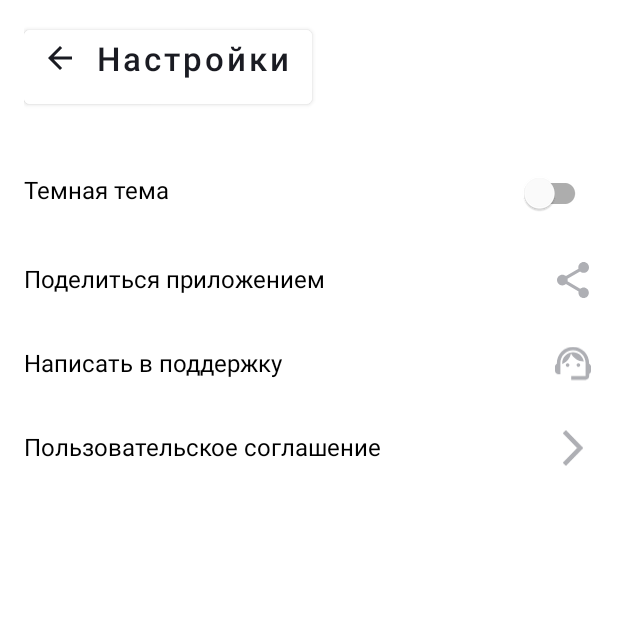
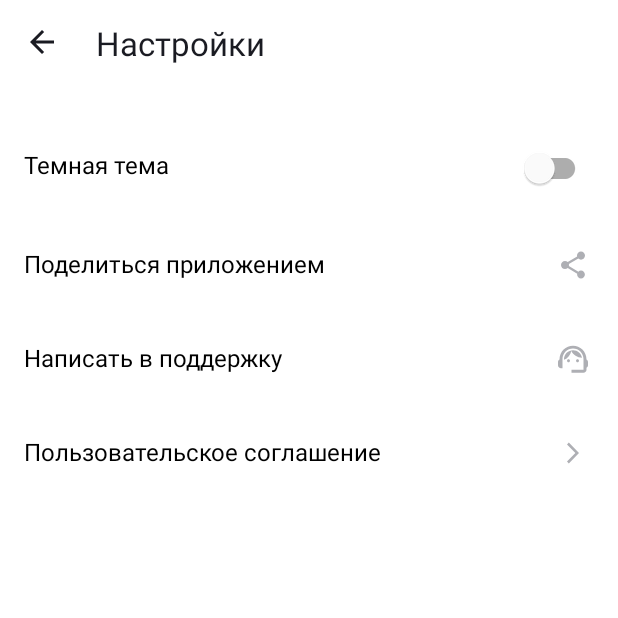
Before and after one commit to iarosch22/PlaylistMaker, an Android app: the SettingsActivity screen opened directly, with no data from a screen before it, on a phone screen of 412 x 824 dp, the top half of it. Run offline under Robolectric (Android 15) with nearby library versions, the phone set to English and light mode, and no system bars; 2 statements that could not run were skipped.

Commit message:
fix: fixies for review

```diff
--- a/app/src/main/java/com/practicum/playlistmaker/MainActivity.kt
+++ b/app/src/main/java/com/practicum/playlistmaker/MainActivity.kt
@@ -11,19 +11,18 @@ class MainActivity : AppCompatActivity() {
         setContentView(R.layout.activity_main)
 
         val btnSearch = findViewById<Button>(R.id.btn_search)
-        val btnLibrary = findViewById<Button>(R.id.btn_library)
-        val btnSettings = findViewById<Button>(R.id.btn_settings)
-
         btnSearch.setOnClickListener{
             val searchIntent = Intent(this@MainActivity, SearchActivity::class.java)
             startActivity(searchIntent)
         }
 
+        val btnLibrary = findViewById<Button>(R.id.btn_library)
         btnLibrary.setOnClickListener{
             val libraryIntent = Intent(this@MainActivity, LibraryActivity::class.java)
             startActivity(libraryIntent)
         }
 
+        val btnSettings = findViewById<Button>(R.id.btn_settings)
         btnSettings.setOnClickListener{
             val settingsIntent = Intent(this@MainActivity, SettingsActivity::class.java)
             startActivity(settingsIntent)
--- a/app/src/main/res/drawable/ic_arrow.xml
+++ b/app/src/main/res/drawable/ic_arrow.xml
@@ -1,9 +1,9 @@
 <vector xmlns:android="http://schemas.android.com/apk/res/android"
-    android:width="8dp"
-    android:height="14dp"
-    android:viewportWidth="8"
-    android:viewportHeight="14">
+    android:width="24dp"
+    android:height="24dp"
+    android:viewportWidth="24"
+    android:viewportHeight="24">
   <path
-      android:pathData="M0,12.748L1.213,14L8,7L1.213,0L0,1.252L5.573,7L0,12.748Z"
+      android:pathData="M8,17.749L9.213,19L16,12L9.213,5L8,6.252L13.573,12L8,17.749Z"
       android:fillColor="#AEAFB4"/>
 </vector>
--- a/app/src/main/res/drawable/ic_back.xml
+++ b/app/src/main/res/drawable/ic_back.xml
@@ -1,9 +1,13 @@
 <vector xmlns:android="http://schemas.android.com/apk/res/android"
-    android:width="16dp"
-    android:height="16dp"
-    android:viewportWidth="16"
-    android:viewportHeight="16">
-  <path
-      android:pathData="M16,7H3.83L9.42,1.41L8,0L0,8L8,16L9.41,14.59L3.83,9H16V7Z"
-      android:fillColor="#1A1B22"/>
+    android:width="24dp"
+    android:height="24dp"
+    android:viewportWidth="24"
+    android:viewportHeight="24">
+  <group>
+    <clip-path
+        android:pathData="M0,0h24v24h-24z"/>
+    <path
+        android:pathData="M20,11H7.83L13.42,5.41L12,4L4,12L12,20L13.41,18.59L7.83,13H20V11Z"
+        android:fillColor="#1A1B22"/>
+  </group>
 </vector>
--- a/app/src/main/res/drawable/ic_share.xml
+++ b/app/src/main/res/drawable/ic_share.xml
@@ -1,9 +1,9 @@
 <vector xmlns:android="http://schemas.android.com/apk/res/android"
-    android:width="16dp"
-    android:height="18dp"
-    android:viewportWidth="16"
-    android:viewportHeight="18">
+    android:width="24dp"
+    android:height="24dp"
+    android:viewportWidth="24"
+    android:viewportHeight="24">
   <path
-      android:pathData="M13.333,12.723C12.658,12.723 12.053,12.994 11.591,13.419L5.253,9.669C5.298,9.461 5.333,9.253 5.333,9.036C5.333,8.819 5.298,8.611 5.253,8.404L11.52,4.69C12,5.142 12.631,5.422 13.333,5.422C14.809,5.422 16,4.211 16,2.711C16,1.211 14.809,0 13.333,0C11.858,0 10.667,1.211 10.667,2.711C10.667,2.928 10.702,3.136 10.747,3.343L4.48,7.057C4,6.605 3.369,6.325 2.667,6.325C1.191,6.325 0,7.536 0,9.036C0,10.536 1.191,11.747 2.667,11.747C3.369,11.747 4,11.467 4.48,11.015L10.809,14.774C10.764,14.964 10.738,15.163 10.738,15.361C10.738,16.816 11.902,18 13.333,18C14.764,18 15.929,16.816 15.929,15.361C15.929,13.907 14.764,12.723 13.333,12.723Z"
+      android:pathData="M17.333,15.723C16.658,15.723 16.053,15.994 15.591,16.419L9.253,12.669C9.298,12.461 9.333,12.253 9.333,12.036C9.333,11.819 9.298,11.611 9.253,11.404L15.52,7.69C16,8.142 16.631,8.422 17.333,8.422C18.809,8.422 20,7.211 20,5.711C20,4.211 18.809,3 17.333,3C15.858,3 14.667,4.211 14.667,5.711C14.667,5.928 14.702,6.136 14.747,6.343L8.48,10.057C8,9.605 7.369,9.325 6.667,9.325C5.191,9.325 4,10.536 4,12.036C4,13.536 5.191,14.747 6.667,14.747C7.369,14.747 8,14.467 8.48,14.015L14.809,17.774C14.764,17.964 14.738,18.163 14.738,18.361C14.738,19.816 15.902,21 17.333,21C18.764,21 19.929,19.816 19.929,18.361C19.929,16.907 18.764,15.723 17.333,15.723Z"
       android:fillColor="#AEAFB4"/>
 </vector>
--- a/app/src/main/res/drawable/ic_support.xml
+++ b/app/src/main/res/drawable/ic_support.xml
@@ -1,18 +1,18 @@
 <vector xmlns:android="http://schemas.android.com/apk/res/android"
-    android:width="20dp"
-    android:height="19dp"
-    android:viewportWidth="20"
-    android:viewportHeight="19">
+    android:width="24dp"
+    android:height="24dp"
+    android:viewportWidth="24"
+    android:viewportHeight="24">
   <path
-      android:pathData="M19,9.32C19,3.83 14.74,0.1 10,0.1C5.31,0.1 1,3.75 1,9.38C0.4,9.72 0,10.36 0,11.1V13.1C0,14.2 0.9,15.1 2,15.1H3V9C3,5.13 6.13,2 10,2C13.87,2 17,5.13 17,9V16.1H9V18.1H17C18.1,18.1 19,17.2 19,16.1V14.88C19.59,14.57 20,13.96 20,13.24V10.94C20,10.24 19.59,9.63 19,9.32Z"
+      android:pathData="M21,12.32C21,6.83 16.74,3.1 12,3.1C7.31,3.1 3,6.75 3,12.38C2.4,12.72 2,13.36 2,14.1V16.1C2,17.2 2.9,18.1 4,18.1H5V12C5,8.13 8.13,5 12,5C15.87,5 19,8.13 19,12V19.1H11V21.1H19C20.1,21.1 21,20.2 21,19.1V17.88C21.59,17.57 22,16.96 22,16.24V13.94C22,13.24 21.59,12.63 21,12.32Z"
       android:fillColor="#AEAFB4"/>
   <path
-      android:pathData="M7,11.1C7.552,11.1 8,10.652 8,10.1C8,9.548 7.552,9.1 7,9.1C6.448,9.1 6,9.548 6,10.1C6,10.652 6.448,11.1 7,11.1Z"
+      android:pathData="M9,14.1C9.552,14.1 10,13.652 10,13.1C10,12.548 9.552,12.1 9,12.1C8.448,12.1 8,12.548 8,13.1C8,13.652 8.448,14.1 9,14.1Z"
       android:fillColor="#AEAFB4"/>
   <path
-      android:pathData="M13,11.1C13.552,11.1 14,10.652 14,10.1C14,9.548 13.552,9.1 13,9.1C12.448,9.1 12,9.548 12,10.1C12,10.652 12.448,11.1 13,11.1Z"
+      android:pathData="M15,14.1C15.552,14.1 16,13.652 16,13.1C16,12.548 15.552,12.1 15,12.1C14.448,12.1 14,12.548 14,13.1C14,13.652 14.448,14.1 15,14.1Z"
       android:fillColor="#AEAFB4"/>
   <path
-      android:pathData="M16,8.13C15.52,5.28 13.04,3.1 10.05,3.1C7.02,3.1 3.76,5.61 4.02,9.55C6.49,8.54 8.35,6.34 8.88,3.66C10.19,6.29 12.88,8.1 16,8.13Z"
+      android:pathData="M18,11.13C17.52,8.28 15.04,6.1 12.05,6.1C9.02,6.1 5.76,8.61 6.02,12.55C8.49,11.54 10.35,9.34 10.88,6.66C12.19,9.29 14.88,11.1 18,11.13Z"
       android:fillColor="#AEAFB4"/>
 </vector>
--- a/app/src/main/res/layout/activity_main.xml
+++ b/app/src/main/res/layout/activity_main.xml
@@ -18,7 +18,8 @@
         android:layout_height="wrap_content"
         android:text="@string/app_name"
         android:textColor="@color/white"
-        android:paddingBottom="@dimen/medium_padding"
+        android:paddingTop="10dp"
+        android:paddingBottom="@dimen/inner_heading_padding"
         android:layout_marginBottom="@dimen/large_margin"
         android:textSize="@dimen/primary_text_size" />
 
@@ -41,7 +42,9 @@
             app:cornerRadius="@dimen/btn_radius"
             app:icon="@drawable/ic_search"
             app:iconGravity="textStart"
-            app:iconTint="@color/yp_black" />
+            app:iconTint="@color/yp_black"
+            android:insetTop="0dp"
+            android:insetBottom="0dp" />
 
         <Button
             android:id="@+id/btn_library"
@@ -57,7 +60,9 @@
             app:cornerRadius="@dimen/btn_radius"
             app:icon="@drawable/ic_library"
             app:iconGravity="textStart"
-            app:iconTint="@color/yp_black" />
+            app:iconTint="@color/yp_black"
+            android:insetTop="0dp"
+            android:insetBottom="0dp" />
 
         <Button
             android:id="@+id/btn_settings"
@@ -72,7 +77,9 @@
             app:cornerRadius="@dimen/btn_radius"
             app:icon="@drawable/ic_settings"
             app:iconGravity="textStart"
-            app:iconTint="@color/yp_black" />
+            app:iconTint="@color/yp_black"
+            android:insetTop="0dp"
+            android:insetBottom="0dp" />
 
     </LinearLayout>
 
--- a/app/src/main/res/layout/activity_settings.xml
+++ b/app/src/main/res/layout/activity_settings.xml
@@ -13,28 +13,38 @@
     android:paddingEnd="18dp"
     android:paddingBottom="@dimen/large_padding">
 
+    <FrameLayout
+        android:layout_width="match_parent"
+        android:layout_height="wrap_content"
+        android:layout_marginBottom="@dimen/large_margin">
 
-    <Button
+        <ImageView
+            android:layout_width="wrap_content"
+            android:layout_height="wrap_content"
+            android:paddingTop="@dimen/inner_heading_padding"
+            android:paddingBottom="@dimen/inner_heading_padding"
+            android:src="@drawable/ic_back" />
+
+        <TextView
             android:id="@+id/btn_back"
             android:layout_width="wrap_content"
             android:layout_height="wrap_content"
+            android:layout_marginStart="48dp"
             android:backgroundTint="@color/white"
+            android:paddingTop="10dp"
+            android:paddingBottom="@dimen/inner_heading_padding"
             android:text="@string/app_settings"
+            android:textAllCaps="false"
             android:textColor="@color/yp_black"
-        android:textAllCaps="false"
-        android:paddingBottom="@dimen/medium_padding"
-        android:layout_marginBottom="@dimen/large_margin"
-        android:textSize="@dimen/primary_text_size"
-        app:icon="@drawable/ic_back"
-        app:iconGravity="textStart"
-        app:iconTint="@color/yp_black"
-        app:iconPadding="@dimen/medium_padding"/>
+            android:textSize="@dimen/primary_text_size" />
+
+    </FrameLayout>
 
     <FrameLayout
         android:layout_width="match_parent"
         android:layout_height="wrap_content"
-        android:paddingTop="@dimen/medium_padding"
-        android:paddingBottom="@dimen/medium_padding" >
+        android:paddingTop="@dimen/inner_btn_padding"
+        android:paddingBottom="@dimen/inner_btn_padding" >
 
         <TextView
             android:layout_width="wrap_content"
@@ -54,8 +64,8 @@
     <FrameLayout
         android:layout_width="match_parent"
         android:layout_height="wrap_content"
-        android:paddingTop="@dimen/medium_padding"
-        android:paddingBottom="@dimen/medium_padding" >
+        android:paddingTop="@dimen/inner_btn_padding"
+        android:paddingBottom="@dimen/inner_btn_padding" >
 
         <TextView
             android:layout_width="wrap_content"
@@ -66,8 +76,8 @@
             android:layout_gravity="start" />
 
         <ImageView
-            android:layout_width="@dimen/icon_size"
-            android:layout_height="@dimen/icon_size"
+            android:layout_width="wrap_content"
+            android:layout_height="wrap_content"
             android:src="@drawable/ic_share"
             android:layout_gravity="end" />
 
@@ -76,8 +86,8 @@
     <FrameLayout
         android:layout_width="match_parent"
         android:layout_height="wrap_content"
-        android:paddingTop="@dimen/medium_padding"
-        android:paddingBottom="@dimen/medium_padding" >
+        android:paddingTop="@dimen/inner_btn_padding"
+        android:paddingBottom="@dimen/inner_btn_padding" >
 
         <TextView
             android:layout_width="wrap_content"
@@ -88,8 +98,8 @@
             android:layout_gravity="start" />
 
         <ImageView
-            android:layout_width="@dimen/icon_size"
-            android:layout_height="@dimen/icon_size"
+            android:layout_width="wrap_content"
+            android:layout_height="wrap_content"
             android:src="@drawable/ic_support"
             android:layout_gravity="end" />
 
@@ -98,8 +108,8 @@
     <FrameLayout
         android:layout_width="match_parent"
         android:layout_height="wrap_content"
-        android:paddingTop="@dimen/medium_padding"
-        android:paddingBottom="@dimen/medium_padding" >
+        android:paddingTop="@dimen/inner_btn_padding"
+        android:paddingBottom="@dimen/inner_btn_padding" >
 
         <TextView
             android:layout_width="wrap_content"
@@ -110,8 +120,8 @@
             android:layout_gravity="start" />
 
         <ImageView
-            android:layout_width="@dimen/icon_size"
-            android:layout_height="@dimen/icon_size"
+            android:layout_width="wrap_content"
+            android:layout_height="wrap_content"
             android:src="@drawable/ic_arrow"
             android:layout_gravity="end" />
 
--- a/app/src/main/res/values/dimens.xml
+++ b/app/src/main/res/values/dimens.xml
@@ -1,12 +1,16 @@
 <?xml version="1.0" encoding="utf-8"?>
 <resources>
     <dimen name="large_padding">28dp</dimen>
+    <dimen name="inner_btn_padding">19dp</dimen>
     <dimen name="medium_padding">16dp</dimen>
-    <dimen name="top_padding">14dp</dimen>
+    <dimen name="inner_heading_padding">12dp</dimen>
+    <dimen name="top_padding">4dp</dimen>
+
     <dimen name="medium_margin">16dp</dimen>
     <dimen name="large_margin">24dp</dimen>
+
     <dimen name="btn_radius">15dp</dimen>
+
     <dimen name="primary_text_size">22sp</dimen>
     <dimen name="regular_text_size">16sp</dimen>
-    <dimen name="icon_size">24dp</dimen>
 </resources>
```
Lines whose indentation alone changed are shown as unchanged.
